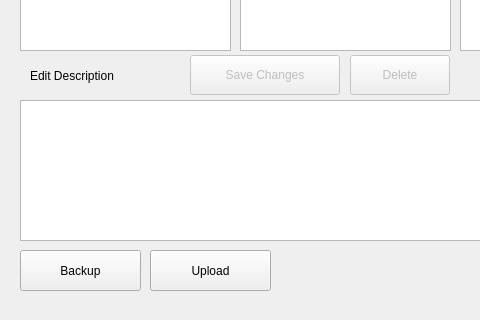
Above: UI/ToDoApp.ui from Mazchoo/ToDoQt before the change; both pictures show x 0 to 480 and y 310 to 630 of the 685 by 630 pixel window. Below: the same form after it.
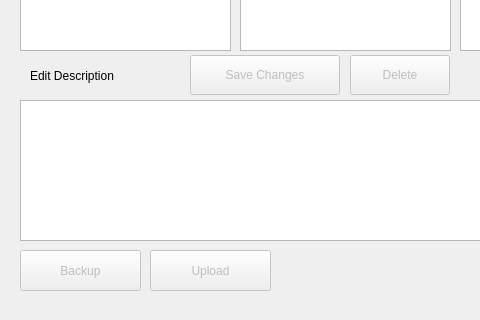
That is the form after the change.

The edit to the form file:
```diff
--- a/UI/ToDoApp.ui
+++ b/UI/ToDoApp.ui
@@ -275,6 +275,9 @@
     </property>
    </widget>
    <widget class="QPushButton" name="backup_pushButton">
+    <property name="enabled">
+     <bool>false</bool>
+    </property>
     <property name="geometry">
      <rect>
       <x>20</x>
@@ -301,6 +304,9 @@
     </property>
    </widget>
    <widget class="QPushButton" name="upload_pushButton">
+    <property name="enabled">
+     <bool>false</bool>
+    </property>
     <property name="geometry">
      <rect>
       <x>150</x>
```
